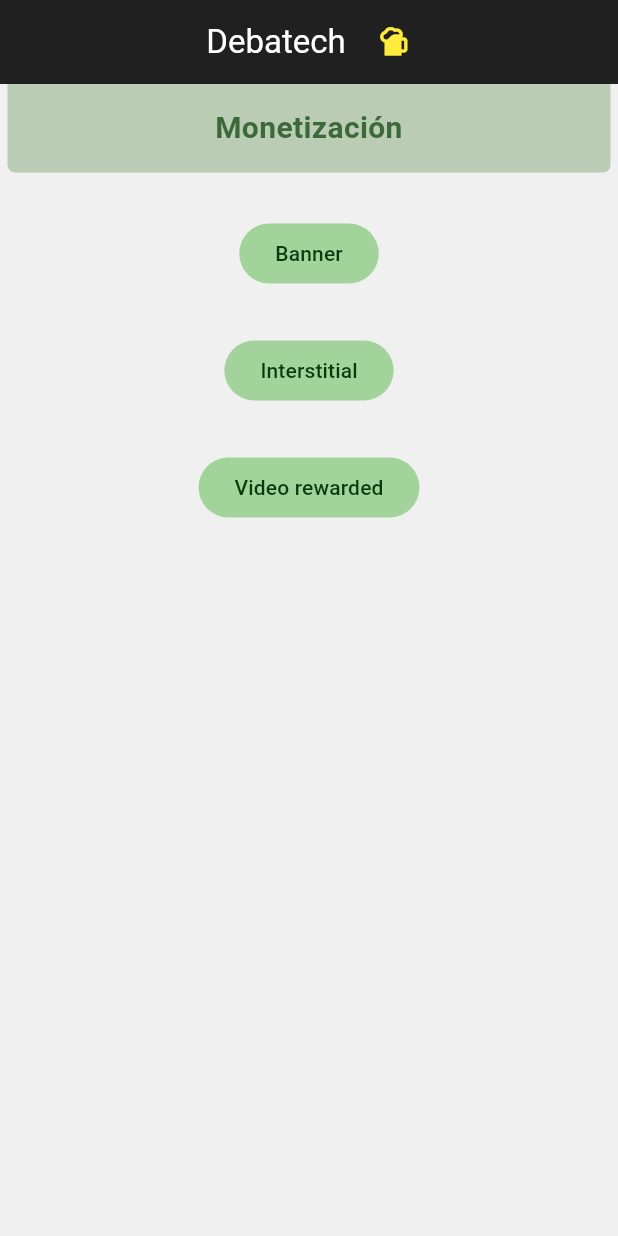
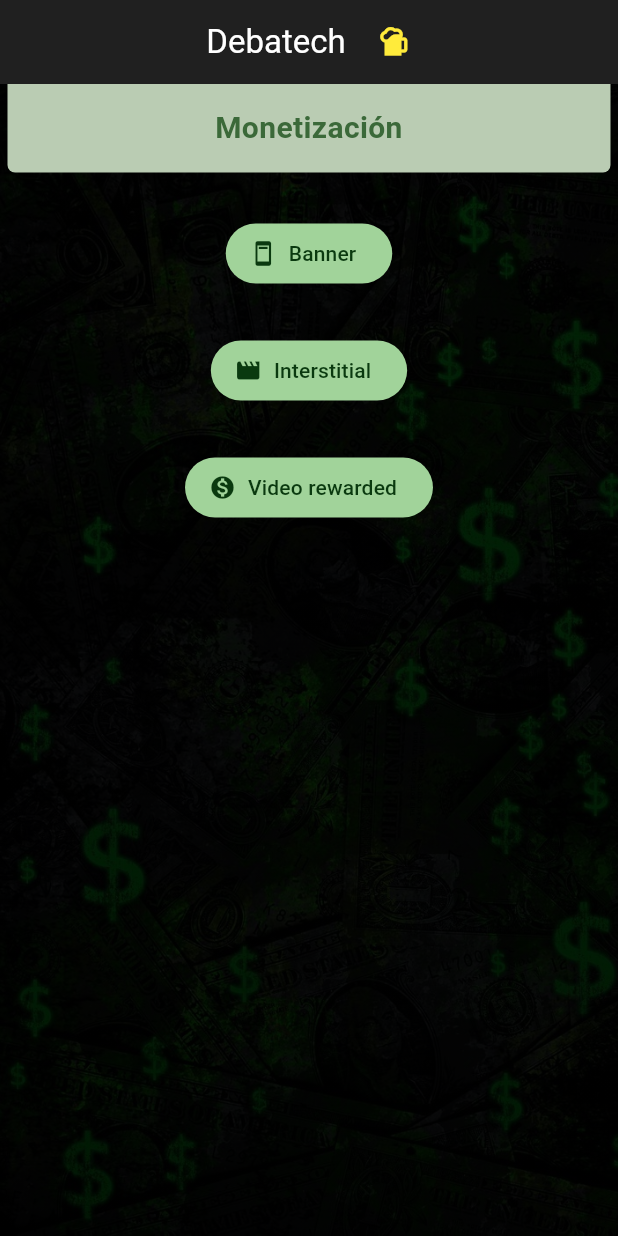
Before and after one commit to adrianferreiro/flutter-admob-example, a Flutter app: the screen it shows after launch, on a phone screen of 412 x 824 dp. Run offline on Flutter 3.47's test engine with Material 3 defaults, Android fonts, the phone set to English and light mode, and no system bars; our stand-ins replace go_router, google_mobile_ads.

Commit message:
feat(UI): Add background
PR: #9

```diff
--- /dev/null
+++ b/lib/core/widgets/background_widget.dart
@@ -0,0 +1,34 @@
+import 'package:flutter/material.dart';
+
+class BackgroundImage extends StatelessWidget {
+  final Widget child;
+  final String? imagePath;
+
+  const BackgroundImage({super.key, required this.child, this.imagePath});
+
+  @override
+  Widget build(BuildContext context) {
+    return SizedBox.expand(
+      child: Stack(
+        fit: StackFit.expand,
+        children: [
+          // Imagen de fondo
+          Image.asset(imagePath ?? 'assets/background.jpg', fit: BoxFit.cover),
+          Container(
+            decoration: BoxDecoration(
+              gradient: LinearGradient(
+                begin: Alignment.topCenter,
+                end: Alignment.bottomCenter,
+                colors: [
+                  Colors.black.withAlpha(220),
+                  Colors.black.withAlpha(230),
+                ],
+              ),
+            ),
+          ),
+          child,
+        ],
+      ),
+    );
+  }
+}
--- a/lib/home_screen.dart
+++ b/lib/home_screen.dart
@@ -1,6 +1,7 @@
 import 'package:flutter/material.dart';
 import 'package:go_router/go_router.dart';
 import 'package:test_admob/banner/banner_example.dart';
+import 'package:test_admob/core/widgets/background_widget.dart';
 import 'package:test_admob/interstitial/interstitial_example.dart';
 import 'package:test_admob/rewarded/rewarded_example.dart';
 
@@ -30,6 +31,7 @@ class _HomeScreenState extends State<HomeScreen> {
       ),
       body: SafeArea(
         child: Center(
+          child: BackgroundImage(
             child: Column(
               mainAxisAlignment: MainAxisAlignment.start,
               spacing: 30,
@@ -57,25 +59,31 @@ class _HomeScreenState extends State<HomeScreen> {
                     ),
                   ),
                 ),
-              FilledButton(
+                FilledButton.icon(
+                  icon: Icon(Icons.ad_units),
                   onPressed: () {
                     context.go('${HomeScreen.path}/${BannerExample.path}');
                   },
-                child: Text('Banner'),
+                  label: Text('Banner'),
                 ),
-              FilledButton(
+                FilledButton.icon(
+                  icon: Icon(Icons.movie),
                   onPressed: () {
-                  context.go('${HomeScreen.path}/${InterstitialExample.path}');
+                    context.go(
+                      '${HomeScreen.path}/${InterstitialExample.path}',
+                    );
                   },
-                child: Text('Interstitial'),
+                  label: Text('Interstitial'),
                 ),
-              FilledButton(
+                FilledButton.icon(
+                  icon: Icon(Icons.monetization_on),
                   onPressed: () {
                     context.go('${HomeScreen.path}/${RewardedExample.path}');
                   },
-                child: Text('Video rewarded'),
+                  label: Text('Video rewarded'),
                 ),
               ],
+            ),
           ),
         ),
       ),
```
Also changed, not shown: pubspec.yaml (+3 -4 lines), assets/background.jpg (added), 1 other file. Lines whose indentation alone changed are shown as unchanged.
